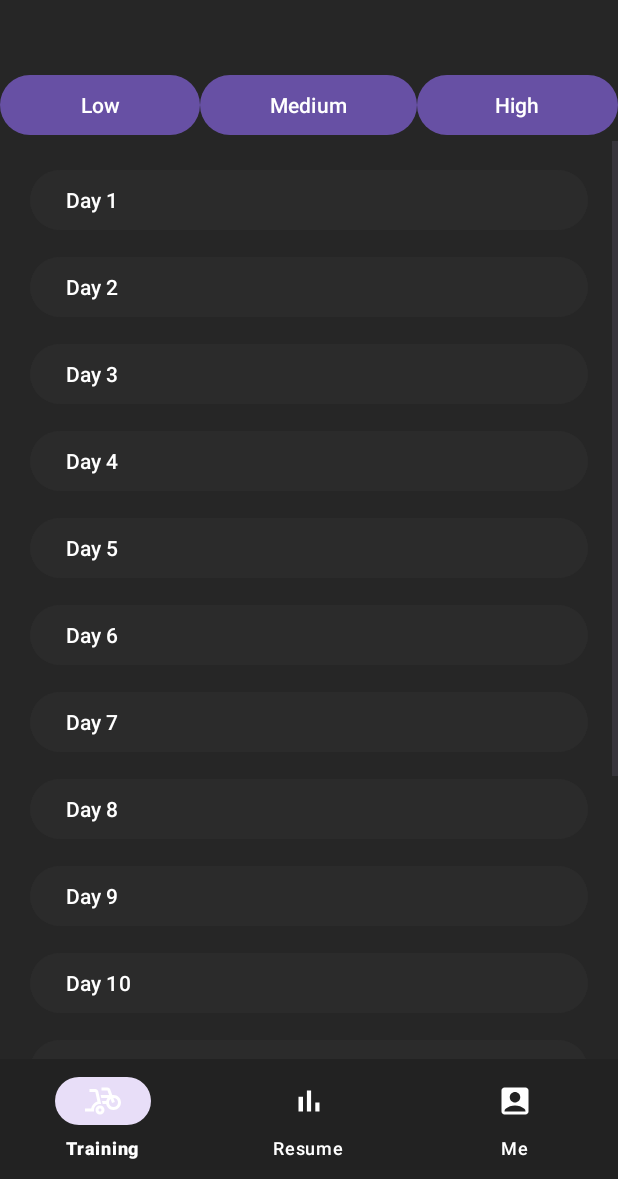
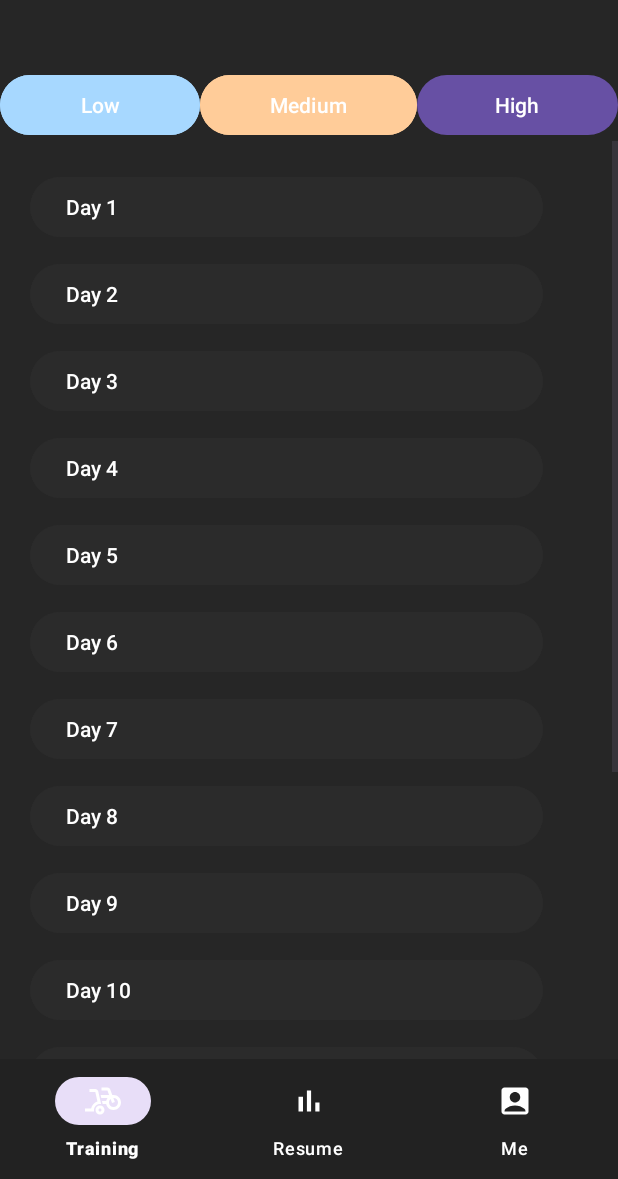
Before and after one commit to AlejandroFrancosFernandez/TFGSportPro, an Android app: the TrainingFragment screen opened directly, with no data from a screen before it, on a phone screen of 412 x 824 dp, the part 57-1236 px from its top. Run offline under Robolectric (Android 15) with nearby library versions, the phone set to English and light mode, and no system bars.

Commit message:
Pequeños cambios. Pagina homme y boton navigation

```diff
--- a/app/src/main/res/layout/fragment_training.xml
+++ b/app/src/main/res/layout/fragment_training.xml
@@ -48,6 +48,7 @@
                 android:layout_width="wrap_content"
                 android:layout_height="wrap_content"
                 android:layout_weight="1"
+                android:backgroundTint="@color/light_blue"
                 android:text="Low" />
 
             <Button
@@ -55,6 +56,7 @@
                 android:layout_width="wrap_content"
                 android:layout_height="wrap_content"
                 android:layout_weight="1"
+                android:backgroundTint="@color/peach"
                 android:text="Medium" />
 
             <Button
@@ -80,8 +82,8 @@
                     android:layout_width="match_parent"
                     android:layout_height="wrap_content"
                     android:layout_marginStart="20dp"
-                    android:layout_marginTop="15dp"
-                    android:layout_marginEnd="20dp"
+                    android:layout_marginTop="20dp"
+                    android:layout_marginEnd="50dp"
                     android:layout_marginBottom="10dp"
                     android:backgroundTint="@color/gray"
                     android:text="Day 1"
@@ -92,7 +94,7 @@
                     android:layout_width="match_parent"
                     android:layout_height="wrap_content"
                     android:layout_marginStart="20dp"
-                    android:layout_marginEnd="20dp"
+                    android:layout_marginEnd="50dp"
                     android:layout_marginBottom="10dp"
                     android:backgroundTint="@color/gray"
                     android:text="Day 2"
@@ -103,7 +105,7 @@
                     android:layout_width="match_parent"
                     android:layout_height="wrap_content"
                     android:layout_marginStart="20dp"
-                    android:layout_marginEnd="20dp"
+                    android:layout_marginEnd="50dp"
                     android:layout_marginBottom="10dp"
                     android:backgroundTint="@color/gray"
                     android:text="Day 3"
@@ -114,7 +116,7 @@
                     android:layout_width="match_parent"
                     android:layout_height="wrap_content"
                     android:layout_marginStart="20dp"
-                    android:layout_marginEnd="20dp"
+                    android:layout_marginEnd="50dp"
                     android:layout_marginBottom="10dp"
                     android:backgroundTint="@color/gray"
                     android:text="Day 4"
@@ -125,7 +127,7 @@
                     android:layout_width="match_parent"
                     android:layout_height="wrap_content"
                     android:layout_marginStart="20dp"
-                    android:layout_marginEnd="20dp"
+                    android:layout_marginEnd="50dp"
                     android:layout_marginBottom="10dp"
                     android:backgroundTint="@color/gray"
                     android:text="Day 5"
@@ -136,7 +138,7 @@
                     android:layout_width="match_parent"
                     android:layout_height="wrap_content"
                     android:layout_marginStart="20dp"
-                    android:layout_marginEnd="20dp"
+                    android:layout_marginEnd="50dp"
                     android:layout_marginBottom="10dp"
                     android:backgroundTint="@color/gray"
                     android:text="Day 6"
@@ -147,7 +149,7 @@
                     android:layout_width="match_parent"
                     android:layout_height="wrap_content"
                     android:layout_marginStart="20dp"
-                    android:layout_marginEnd="20dp"
+                    android:layout_marginEnd="50dp"
                     android:layout_marginBottom="10dp"
                     android:backgroundTint="@color/gray"
                     android:text="Day 7"
@@ -158,7 +160,7 @@
                     android:layout_width="match_parent"
                     android:layout_height="wrap_content"
                     android:layout_marginStart="20dp"
-                    android:layout_marginEnd="20dp"
+                    android:layout_marginEnd="50dp"
                     android:layout_marginBottom="10dp"
                     android:backgroundTint="@color/gray"
                     android:text="Day 8"
@@ -169,7 +171,7 @@
                     android:layout_width="match_parent"
                     android:layout_height="wrap_content"
                     android:layout_marginStart="20dp"
-                    android:layout_marginEnd="20dp"
+                    android:layout_marginEnd="50dp"
                     android:layout_marginBottom="10dp"
                     android:backgroundTint="@color/gray"
                     android:text="Day 9"
@@ -180,7 +182,7 @@
                     android:layout_width="match_parent"
                     android:layout_height="wrap_content"
                     android:layout_marginStart="20dp"
-                    android:layout_marginEnd="20dp"
+                    android:layout_marginEnd="50dp"
                     android:layout_marginBottom="10dp"
                     android:backgroundTint="@color/gray"
                     android:text="Day 10"
@@ -191,7 +193,7 @@
                     android:layout_width="match_parent"
                     android:layout_height="wrap_content"
                     android:layout_marginStart="20dp"
-                    android:layout_marginEnd="20dp"
+                    android:layout_marginEnd="50dp"
                     android:layout_marginBottom="10dp"
                     android:backgroundTint="@color/gray"
                     android:text="Day 11"
@@ -202,7 +204,7 @@
                     android:layout_width="match_parent"
                     android:layout_height="wrap_content"
                     android:layout_marginStart="20dp"
-                    android:layout_marginEnd="20dp"
+                    android:layout_marginEnd="50dp"
                     android:layout_marginBottom="10dp"
                     android:backgroundTint="@color/gray"
                     android:text="Day 12"
@@ -213,7 +215,7 @@
                     android:layout_width="match_parent"
                     android:layout_height="wrap_content"
                     android:layout_marginStart="20dp"
-                    android:layout_marginEnd="20dp"
+                    android:layout_marginEnd="50dp"
                     android:layout_marginBottom="10dp"
                     android:backgroundTint="@color/gray"
                     android:text="Day 13"
@@ -224,7 +226,7 @@
                     android:layout_width="match_parent"
                     android:layout_height="wrap_content"
                     android:layout_marginStart="20dp"
-                    android:layout_marginEnd="20dp"
+                    android:layout_marginEnd="50dp"
                     android:layout_marginBottom="10dp"
                     android:backgroundTint="@color/gray"
                     android:text="Day 14"
@@ -235,7 +237,7 @@
                     android:layout_width="match_parent"
                     android:layout_height="wrap_content"
                     android:layout_marginStart="20dp"
-                    android:layout_marginEnd="20dp"
+                    android:layout_marginEnd="50dp"
                     android:layout_marginBottom="10dp"
                     android:backgroundTint="@color/gray"
                     android:text="Day 15"
--- a/app/src/main/res/values/colors.xml
+++ b/app/src/main/res/values/colors.xml
@@ -13,4 +13,5 @@
 
     <color name="homegrey">#262626</color>
     <color name="navigationgrey">#222222</color>
+    <color name="peach">#FFCC99</color>
 </resources>
```
